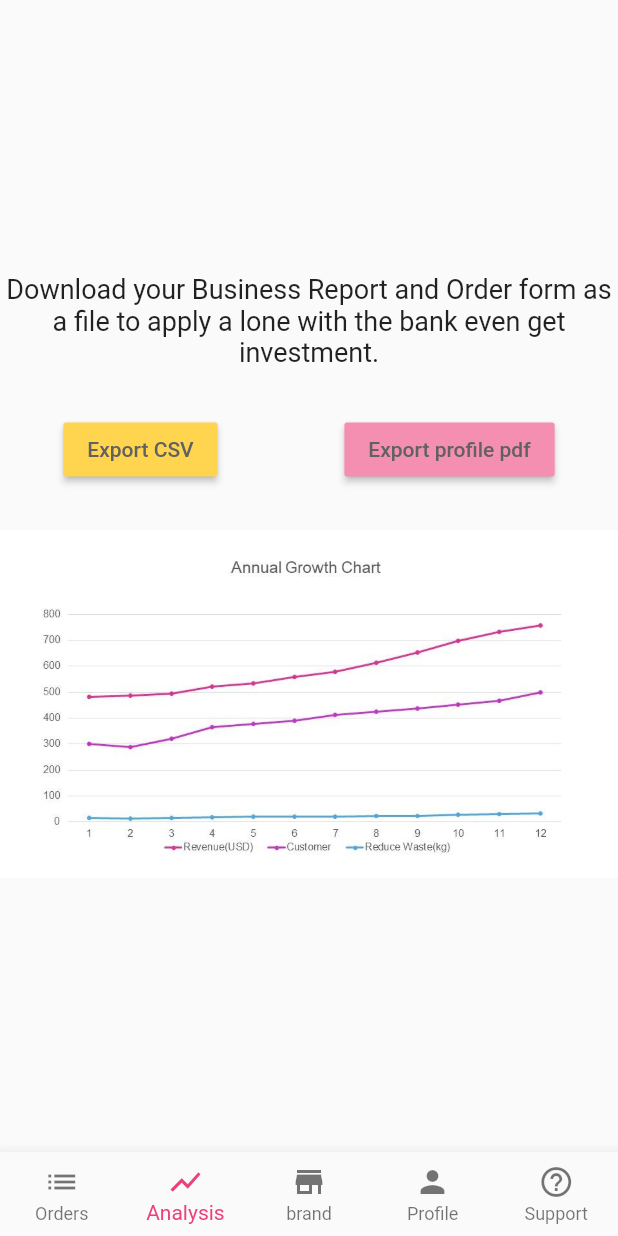
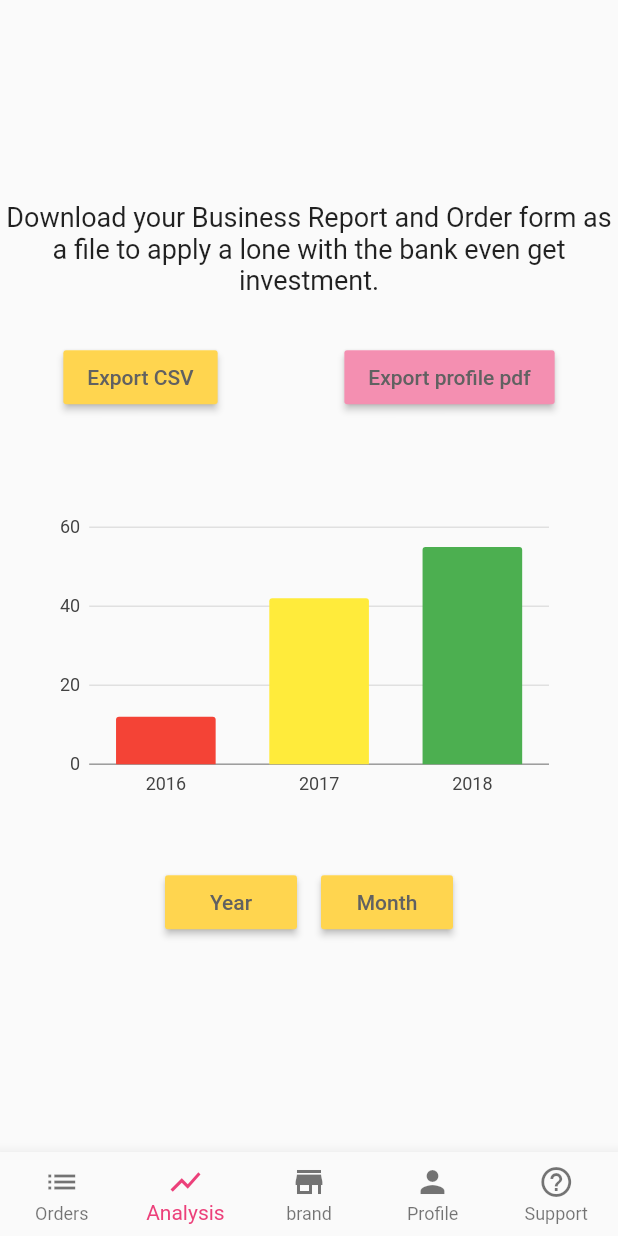
Before and after one commit to chloe722/good_share, a Flutter app: the SellerScreen screen opened directly, item 2 of the bottom bar chosen, on a phone screen of 412 x 824 dp. Run offline on Flutter 3.47's test engine with Material 2 defaults, Android fonts, the phone set to English and light mode, and no system bars; our stand-ins replace charts_flutter, google_maps_flutter, rxdart, signature.

Commit message:
Add charts

```diff
--- a/lib/seller/analysis_screen.dart
+++ b/lib/seller/analysis_screen.dart
@@ -1,4 +1,7 @@
 import 'package:flutter/material.dart';
+import 'package:rxdart/rxdart.dart';
+
+import './charts.dart';
 
 class AnalysisScreen extends StatefulWidget {
   @override
@@ -6,15 +9,23 @@ class AnalysisScreen extends StatefulWidget {
 }
 
 class _AnalysisScreenState extends State<AnalysisScreen> {
+  final activeChart = BehaviorSubject<Widget>()..add(YearlyChart());
+
   @override
   Widget build(BuildContext context) {
-    return Container(
+    return StreamBuilder(
+        stream: activeChart,
+        builder: (context, snapshot) => Container(
               child: Column(
                 mainAxisAlignment: MainAxisAlignment.center,
                 crossAxisAlignment: CrossAxisAlignment.center,
                 mainAxisSize: MainAxisSize.max,
                 children: <Widget>[
-          Text('Download your Business Report and Order form as a file to apply a lone with the bank even get investment.', style: TextStyle(fontSize: 18.0), textAlign: TextAlign.center,),
+                  Text(
+                    'Download your Business Report and Order form as a file to apply a lone with the bank even get investment.',
+                    style: TextStyle(fontSize: 18.0),
+                    textAlign: TextAlign.center,
+                  ),
                   SizedBox(
                     height: 30.0,
                   ),
@@ -31,7 +42,6 @@ class _AnalysisScreenState extends State<AnalysisScreen> {
                         textColor: Colors.grey[700],
                         child: Text('Export CSV'),
                       ),
-
                       RaisedButton(
                         onPressed: () {
                           //TODO export CSV
@@ -46,13 +56,45 @@ class _AnalysisScreenState extends State<AnalysisScreen> {
                   SizedBox(
                     height: 30.0,
                   ),
-          Image(
-            image: AssetImage('image/sale_chart.jpg'),
+                  // Image(
+                  //   image: AssetImage('image/sale_chart.jpg'),
+                  // ),
+                  Container(child: snapshot.data),
+                  Row(
+                    crossAxisAlignment: CrossAxisAlignment.center,
+                    mainAxisAlignment: MainAxisAlignment.center,
+                    children: <Widget>[
+                      Padding(
+                        padding: const EdgeInsets.all(8.0),
+                        child: Container(
+                          child: RaisedButton(
+                            onPressed: () {
+                              activeChart.add(YearlyChart());
+                            },
+                            color: Colors.amber[300],
+                            textColor: Colors.grey[700],
+                            child: Text('Year'),
                           ),
-
+                        ),
+                      ),
+                      Padding(
+                        padding: const EdgeInsets.all(8.0),
+                        child: Container(
+                          child: RaisedButton(
+                            onPressed: () {
+                              activeChart.add(MonthlyChart());
+                            },
+                            color: Colors.amber[300],
+                            textColor: Colors.grey[700],
+                            child: Text('Month'),
+                          ),
+                        ),
+                      ),
+                    ],
+                  )
                 ],
               ),
-    );
+            ));
   }
 }
 
--- /dev/null
+++ b/lib/seller/charts.dart
@@ -0,0 +1,96 @@
+import 'dart:ui';
+
+import 'package:charts_flutter/flutter.dart' as charts;
+import 'package:flutter/material.dart';
+
+class SalesPoint {
+  final String label;
+  final int sales;
+  final charts.Color color;
+
+  SalesPoint(this.label, this.sales, Color color)
+      : this.color = charts.Color(
+            r: color.red, g: color.green, b: color.blue, a: color.alpha);
+}
+
+class YearlyChart extends StatelessWidget {
+  @override
+  Widget build(BuildContext context) {
+    final yearData = [
+      SalesPoint('2016', 12, Colors.red),
+      SalesPoint('2017', 42, Colors.yellow),
+      SalesPoint('2018', 55, Colors.green),
+    ];
+
+    var series = [
+      charts.Series(
+        id: 'year-sales',
+        domainFn: (SalesPoint clickData, _) => clickData.label,
+        measureFn: (SalesPoint clickData, _) => clickData.sales,
+        colorFn: (SalesPoint clickData, _) => clickData.color,
+        data: yearData,
+      ),
+    ];
+    var chart = charts.BarChart(
+      series,
+      animate: true,
+    );
+    var chartWidget = Padding(
+      padding: EdgeInsets.all(32.0),
+      child: SizedBox(
+        height: 200.0,
+        child: chart,
+      ),
+    );
+    return Container(
+      child: Column(
+        mainAxisAlignment: MainAxisAlignment.center,
+        children: <Widget>[
+          chartWidget,
+        ],
+      ),
+    );
+  }
+}
+
+class MonthlyChart extends StatelessWidget {
+  @override
+  Widget build(BuildContext context) {
+    final monthData = [
+      SalesPoint('Jan', 39, Colors.green),
+      SalesPoint('Feb', 38, Colors.orange),
+      SalesPoint('Mar', 55, Colors.green),
+      SalesPoint('Apr', 35, Colors.red),
+      SalesPoint('May', 60, Colors.green),
+    ];
+
+    var series = [
+      charts.Series(
+        id: 'month-sales',
+        domainFn: (SalesPoint point, _) => point.label,
+        measureFn: (SalesPoint point, _) => point.sales,
+        colorFn: (SalesPoint point, _) => point.color,
+        data: monthData,
+      ),
+    ];
+    var chart = charts.BarChart(
+      series,
+      animate: true,
+    );
+    var chartWidget = Padding(
+      padding: EdgeInsets.all(32.0),
+      child: SizedBox(
+        height: 200.0,
+        child: chart,
+      ),
+    );
+    return Container(
+      child: Column(
+        mainAxisAlignment: MainAxisAlignment.center,
+        children: <Widget>[
+          chartWidget,
+        ],
+      ),
+    );
+  }
+}
--- a/pubspec.yaml
+++ b/pubspec.yaml
@@ -29,6 +29,7 @@ dependencies:
   signature: 2.0.0
   flutter_charts: 0.1.10
   intl:
+  charts_flutter:
 
 dev_dependencies:
   flutter_test:
```
Also changed, not shown: pubspec.lock. Lines whose indentation alone changed are shown as unchanged.
